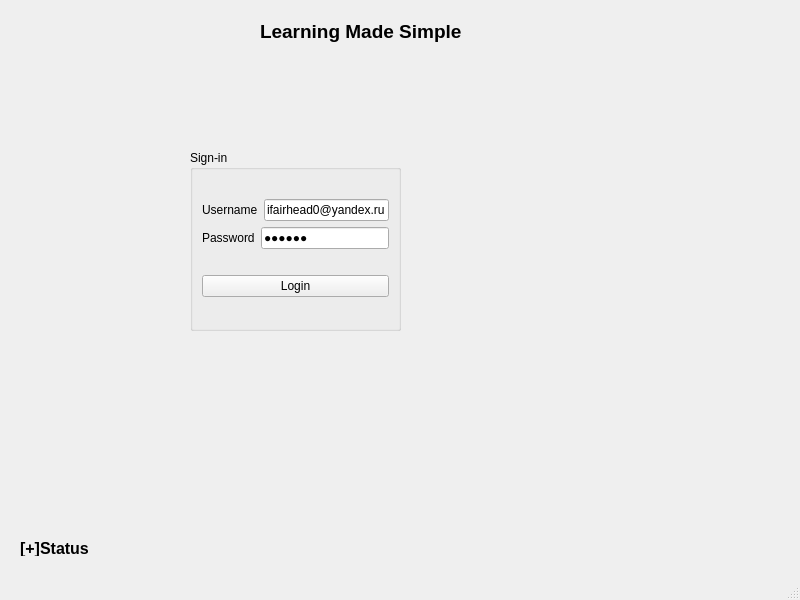
First picture: the form in loginwindow.ui, repository Pawls/LMS, before the edit.
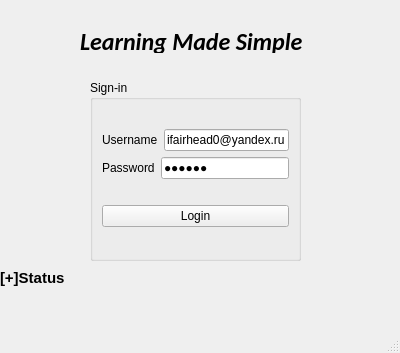
Second picture: the form after the edit.

Patch:
```diff
--- a/loginwindow.ui
+++ b/loginwindow.ui
@@ -6,8 +6,8 @@
    <rect>
     <x>0</x>
     <y>0</y>
-    <width>800</width>
-    <height>600</height>
+    <width>400</width>
+    <height>353</height>
    </rect>
   </property>
   <property name="windowTitle">
@@ -17,8 +17,8 @@
    <widget class="QGroupBox" name="groupBox">
     <property name="geometry">
      <rect>
-      <x>190</x>
-      <y>150</y>
+      <x>90</x>
+      <y>80</y>
       <width>211</width>
       <height>181</height>
      </rect>
@@ -91,9 +91,9 @@
    <widget class="QLabel" name="label_3">
     <property name="geometry">
      <rect>
-      <x>260</x>
-      <y>20</y>
-      <width>211</width>
+      <x>80</x>
+      <y>30</y>
+      <width>231</width>
       <height>23</height>
      </rect>
     </property>
@@ -105,27 +105,32 @@
     </property>
     <property name="font">
      <font>
-      <pointsize>14</pointsize>
+      <family>Calibri</family>
+      <pointsize>18</pointsize>
       <weight>75</weight>
+      <italic>true</italic>
       <bold>true</bold>
      </font>
     </property>
     <property name="text">
      <string>Learning Made Simple</string>
     </property>
+    <property name="alignment">
+     <set>Qt::AlignLeading|Qt::AlignLeft|Qt::AlignVCenter</set>
+    </property>
    </widget>
    <widget class="QLabel" name="label_status">
     <property name="geometry">
      <rect>
-      <x>20</x>
-      <y>540</y>
+      <x>0</x>
+      <y>270</y>
       <width>381</width>
       <height>16</height>
      </rect>
     </property>
     <property name="font">
      <font>
-      <pointsize>12</pointsize>
+      <pointsize>11</pointsize>
       <weight>75</weight>
       <bold>true</bold>
      </font>
```
Left out of the diff: 2 changed lines with no effect on the pictures.
